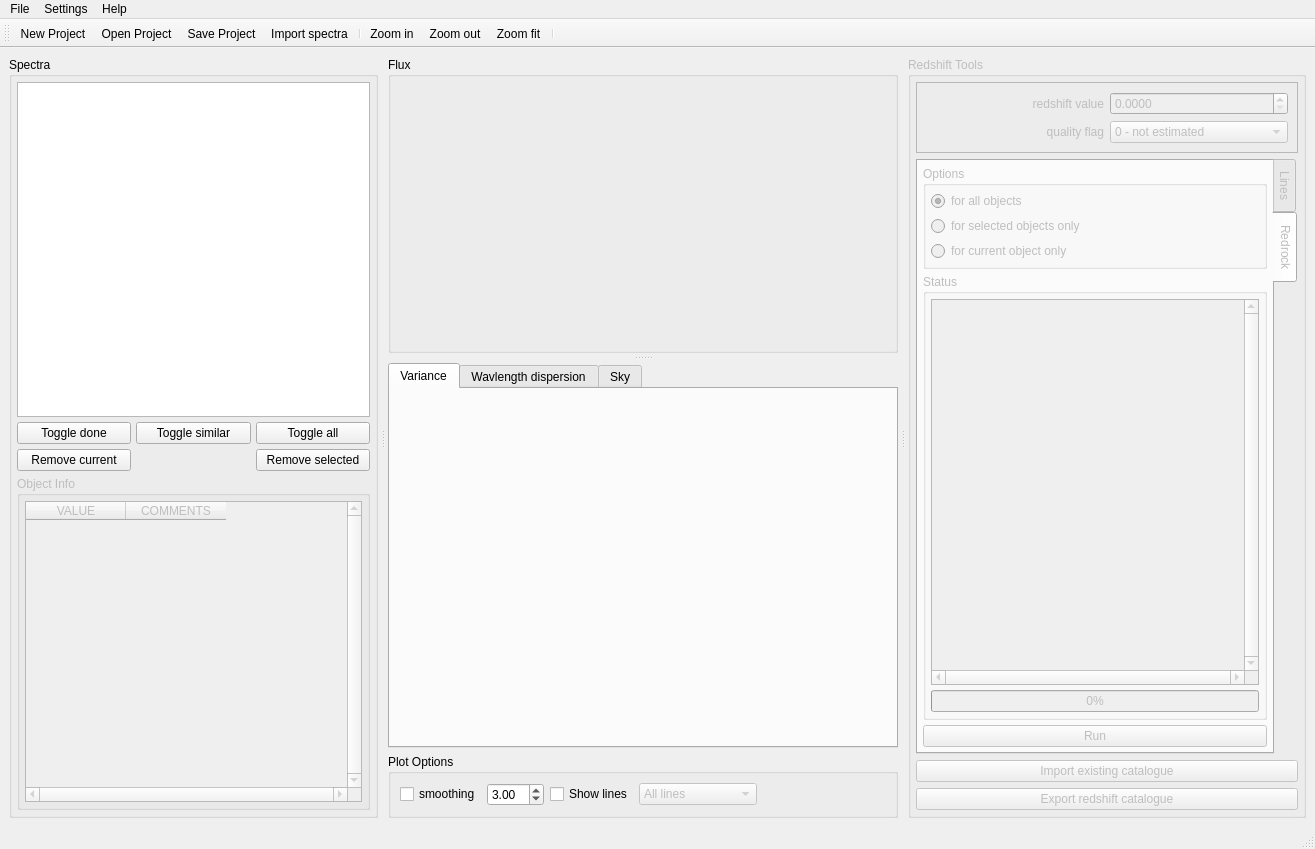
Qt form src/redmost/ui/main_window.ui (mauritiusdadd/redmost) before a commit.
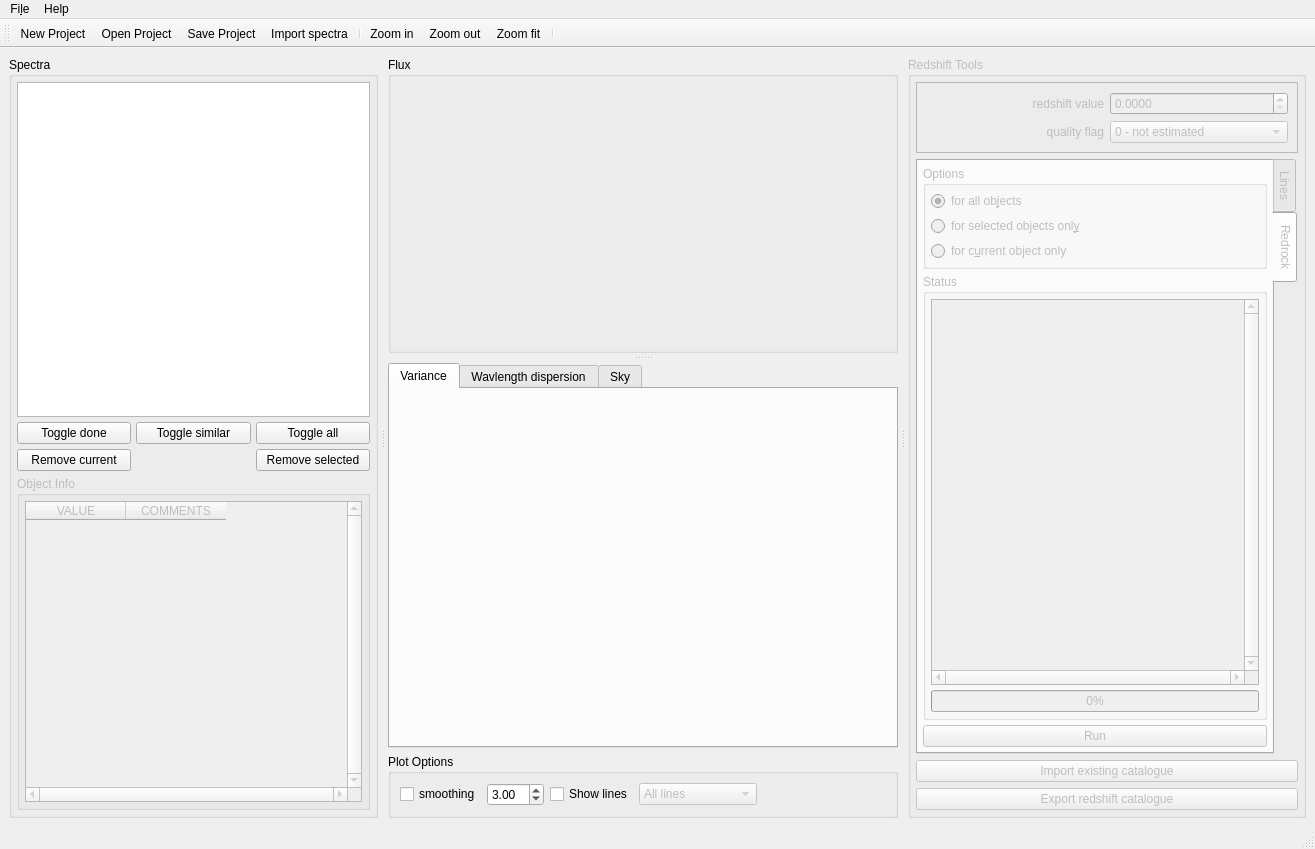
The same form after that commit. The open tabs and pages were chosen to show the change. Icons and pictures are not drawn.

What changed in the file:
```diff
--- a/src/redmost/ui/main_window.ui
+++ b/src/redmost/ui/main_window.ui
@@ -914,7 +914,7 @@
                <item>
                 <widget class="QRadioButton" name="redrock_all_radio">
                  <property name="text">
-                  <string>for all objects</string>
+                  <string>for all ob&amp;jects</string>
                  </property>
                  <property name="checked">
                   <bool>true</bool>
@@ -924,14 +924,14 @@
                <item>
                 <widget class="QRadioButton" name="redrock_selected_radio">
                  <property name="text">
-                  <string>for selected objects only</string>
+                  <string>for selected objects onl&amp;y</string>
                  </property>
                 </widget>
                </item>
                <item>
                 <widget class="QRadioButton" name="redrock_current_radio">
                  <property name="text">
-                  <string>for current object only</string>
+                  <string>for c&amp;urrent object only</string>
                  </property>
                  <property name="checked">
                   <bool>false</bool>
@@ -1044,12 +1044,12 @@
      <x>0</x>
      <y>0</y>
      <width>1315</width>
-     <height>22</height>
+     <height>23</height>
     </rect>
    </property>
    <widget class="QMenu" name="menuFile">
     <property name="title">
-     <string>File</string>
+     <string>Fi&amp;le</string>
     </property>
     <addaction name="action_open_project"/>
     <addaction name="action_save_project"/>
@@ -1061,11 +1061,6 @@
     <addaction name="separator"/>
     <addaction name="action_exit"/>
    </widget>
-   <widget class="QMenu" name="menu_settings">
-    <property name="title">
-     <string>Settings</string>
-    </property>
-   </widget>
    <widget class="QMenu" name="menu_about">
     <property name="title">
      <string>Help</string>
@@ -1076,7 +1071,6 @@
     <addaction name="action_about"/>
    </widget>
    <addaction name="menuFile"/>
-   <addaction name="menu_settings"/>
    <addaction name="menu_about"/>
   </widget>
   <widget class="QStatusBar" name="statusbar"/>
```
Left out of the diff: 29 changed lines with no effect on the pictures.
